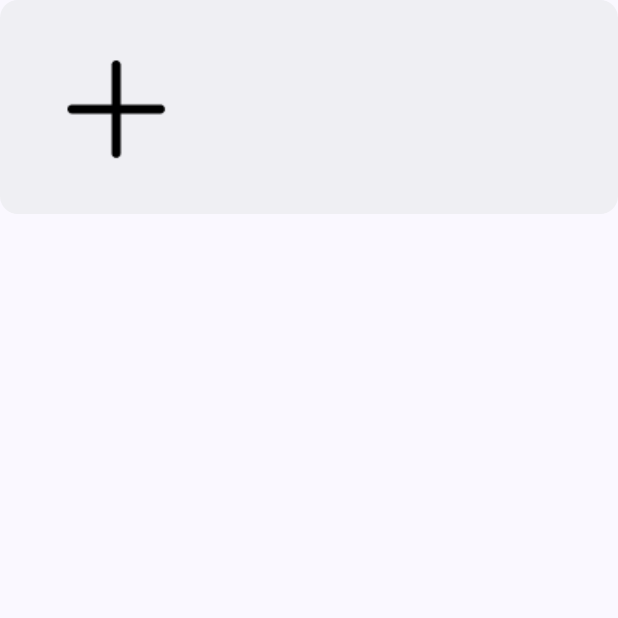
After one commit to InverseTeam/InverseProjects-Mobile, an Android app built with Jetpack Compose: the composable MoreInformationBlock called with empty values, on a phone screen of 412 x 824 dp, the top half of it. The commit adds this screen. Run offline under Robolectric (Android 15) with nearby library versions, the phone set to English and light mode, and no system bars; 1 statement that could not run was skipped.

Commit message:
start realize profile

```diff
--- /dev/null
+++ b/app/src/main/java/ramble/sokol/inversesesc/profile/view/components/MoreInformationBlock.kt
@@ -0,0 +1,66 @@
+package ramble.sokol.inversesesc.profile.view.components
+
+import androidx.compose.foundation.Image
+import androidx.compose.foundation.background
+import androidx.compose.foundation.layout.Box
+import androidx.compose.foundation.layout.Row
+import androidx.compose.foundation.layout.fillMaxSize
+import androidx.compose.foundation.layout.fillMaxWidth
+import androidx.compose.foundation.layout.padding
+import androidx.compose.foundation.shape.RoundedCornerShape
+import androidx.compose.material3.Text
+import androidx.compose.runtime.Composable
+import androidx.compose.ui.Modifier
+import androidx.compose.ui.res.painterResource
+import androidx.compose.ui.text.TextStyle
+import androidx.compose.ui.text.font.Font
+import androidx.compose.ui.text.font.FontFamily
+import androidx.compose.ui.text.font.FontWeight
+import androidx.compose.ui.tooling.preview.Preview
+import androidx.compose.ui.unit.dp
+import androidx.compose.ui.unit.sp
+import ramble.sokol.inversesesc.R
+import ramble.sokol.inversesesc.ui.theme.ColorBackgroundTextField
+import ramble.sokol.inversesesc.ui.theme.ColorBoldText
+
+@Composable
+fun MoreInformationBlock(
+    text: String
+) {
+
+    Box (
+        modifier = Modifier
+            .fillMaxWidth()
+            .background(
+                color = ColorBackgroundTextField,
+                shape = RoundedCornerShape(size = 12.dp)
+            ),
+
+    ){
+
+        Row (
+            modifier = Modifier
+                .fillMaxWidth()
+                .padding(start = 28.dp, end = 18.dp, top = 23.dp, bottom = 23.dp)){
+
+            Text(
+                text = text,
+                style = TextStyle(
+                    fontSize = 16.sp,
+                    lineHeight = 17.6.sp,
+                    fontFamily = FontFamily(Font(R.font.lab_grotesque_bold)),
+                    fontWeight = FontWeight(700),
+                    color = ColorBoldText,
+                )
+            )
+
+            Image(
+                painter = painterResource(id = R.drawable.icon_plus),
+                contentDescription = "icon plus"
+            )
+
+        }
+
+    }
+
+}
--- a/app/src/main/java/ramble/sokol/inversesesc/ui/theme/Color.kt
+++ b/app/src/main/java/ramble/sokol/inversesesc/ui/theme/Color.kt
@@ -16,3 +16,4 @@ val ColorTextHint = Color(0xFF828282)
 val ColorBackgroundTextField = Color(0xFFEFEFF3)
 val ColorBackgroundButton = Color(0xFFFF5A49)
 val ColorDescriptionText = Color(0xFFA0A6A6)
+val ColorBoldText = Color(0xFF222222)
```
Also changed, not shown: app/src/main/java/ramble/sokol/inversesesc/authentication_and_splash/view/screens/LoginScreen.kt (+7 -2 lines), app/src/main/java/ramble/sokol/inversesesc/profile/view/ProfileScreen.kt (deleted, +0 -10 lines), app/src/main/java/ramble/sokol/inversesesc/profile/view/screens/ProfileScreen.kt (added, +152 -0 lines), app/src/main/res/values/strings.xml (+10 -2 lines), app/src/main/res/drawable/icon_plus.png (added), app/src/main/res/drawable/image_add_photo.png (added).
